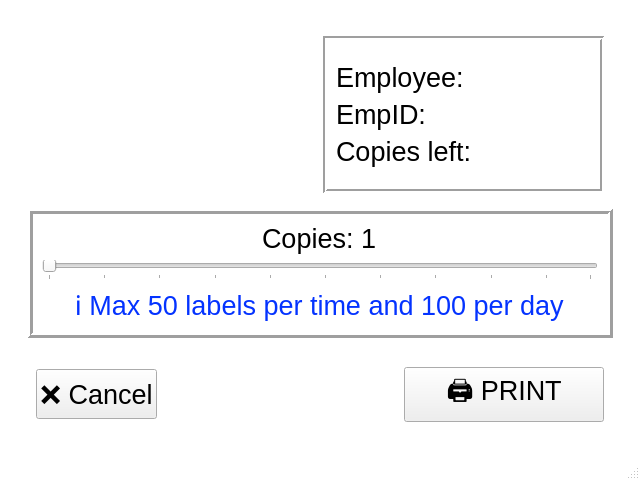
Qt form terminal_app/ui/mainwin.ui (msmwebUA/qr_printing_terminals) before a commit.
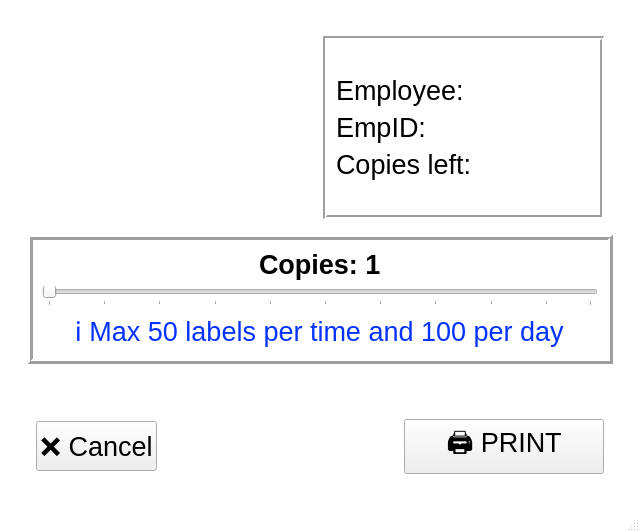
The same form after that commit. The open tabs and pages were chosen to show the change. Icons and pictures are not drawn.

The edit to the form file:
```diff
--- a/terminal_app/ui/mainwin.ui
+++ b/terminal_app/ui/mainwin.ui
@@ -7,7 +7,7 @@
     <x>0</x>
     <y>0</y>
     <width>640</width>
-    <height>480</height>
+    <height>532</height>
    </rect>
   </property>
   <property name="windowTitle">
@@ -356,6 +356,7 @@
                 <property name="font">
                  <font>
                   <pointsize>20</pointsize>
+                  <bold>true</bold>
                  </font>
                 </property>
                 <property name="text">
```
Left out of the diff: 2 changed lines with no effect on the pictures.
